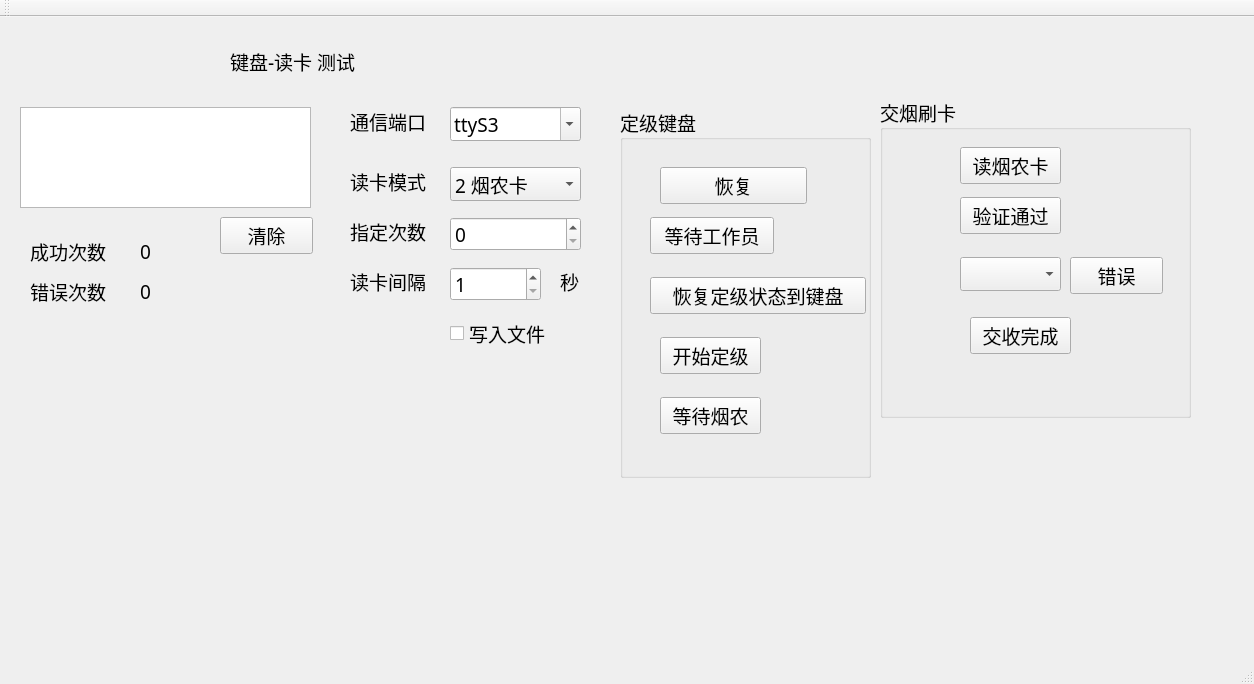
isliulin/QT43, file kbd-card/mainwindow.ui: the form before one commit.
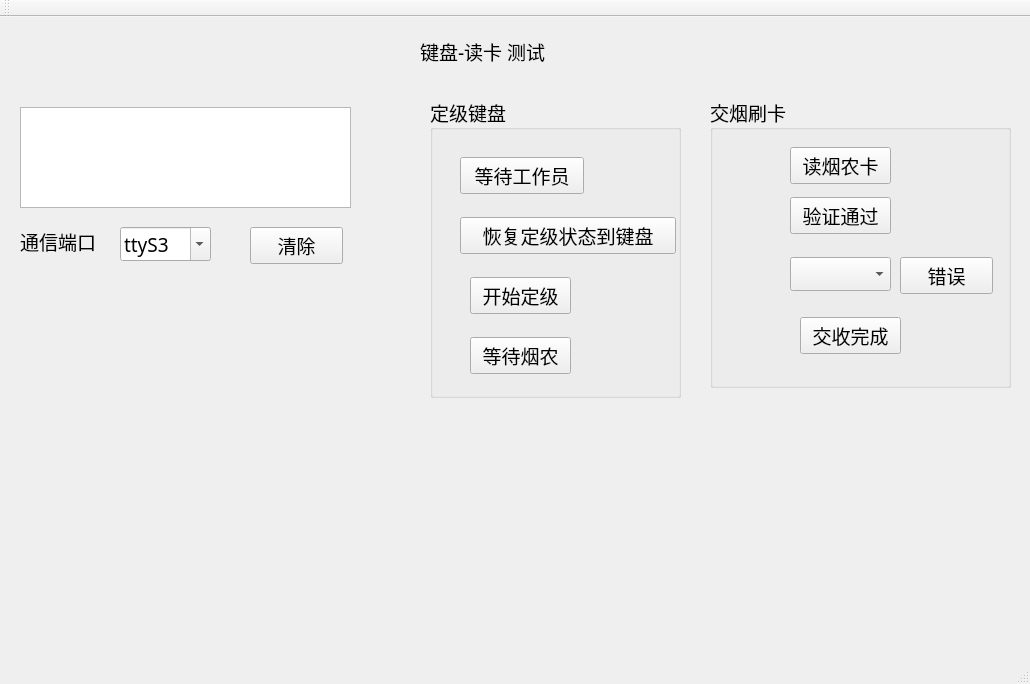
The form after the commit.

The edit to the form file:
```diff
--- a/kbd-card/mainwindow.ui
+++ b/kbd-card/mainwindow.ui
@@ -6,7 +6,7 @@
    <rect>
     <x>0</x>
     <y>0</y>
-    <width>1254</width>
+    <width>1030</width>
     <height>684</height>
    </rect>
   </property>
@@ -23,8 +23,8 @@
    <widget class="QLabel" name="label">
     <property name="geometry">
      <rect>
-      <x>230</x>
-      <y>30</y>
+      <x>420</x>
+      <y>20</y>
       <width>150</width>
       <height>28</height>
      </rect>
@@ -38,7 +38,7 @@
      <rect>
       <x>20</x>
       <y>90</y>
-      <width>291</width>
+      <width>331</width>
       <height>101</height>
      </rect>
     </property>
@@ -46,9 +46,9 @@
    <widget class="QComboBox" name="cb_tty">
     <property name="geometry">
      <rect>
-      <x>450</x>
-      <y>90</y>
-      <width>131</width>
+      <x>120</x>
+      <y>210</y>
+      <width>91</width>
       <height>34</height>
      </rect>
     </property>
@@ -61,37 +61,11 @@
      </property>
     </item>
    </widget>
-   <widget class="QLabel" name="label_2">
-    <property name="geometry">
-     <rect>
-      <x>30</x>
-      <y>260</y>
-      <width>92</width>
-      <height>28</height>
-     </rect>
-    </property>
-    <property name="text">
-     <string>错误次数</string>
-    </property>
-   </widget>
-   <widget class="QLabel" name="lb_errcnt">
-    <property name="geometry">
-     <rect>
-      <x>140</x>
-      <y>260</y>
-      <width>62</width>
-      <height>28</height>
-     </rect>
-    </property>
-    <property name="text">
-     <string>0</string>
-    </property>
-   </widget>
    <widget class="QLabel" name="label_3">
     <property name="geometry">
      <rect>
-      <x>350</x>
-      <y>90</y>
+      <x>20</x>
+      <y>210</y>
       <width>92</width>
       <height>28</height>
      </rect>
@@ -100,54 +74,11 @@
      <string>通信端口</string>
     </property>
    </widget>
-   <widget class="QLabel" name="label_4">
-    <property name="geometry">
-     <rect>
-      <x>350</x>
-      <y>150</y>
-      <width>92</width>
-      <height>28</height>
-     </rect>
-    </property>
-    <property name="text">
-     <string>读卡模式</string>
-    </property>
-   </widget>
-   <widget class="QComboBox" name="cb_mode">
-    <property name="geometry">
-     <rect>
-      <x>450</x>
-      <y>150</y>
-      <width>131</width>
-      <height>34</height>
-     </rect>
-    </property>
-    <item>
-     <property name="text">
-      <string>2 烟农卡</string>
-     </property>
-    </item>
-    <item>
-     <property name="text">
-      <string>1 员工卡</string>
-     </property>
-    </item>
-    <item>
-     <property name="text">
-      <string>3 烟农卡(M1)</string>
-     </property>
-    </item>
-    <item>
-     <property name="text">
-      <string>4 烟农卡(CPU)</string>
-     </property>
-    </item>
-   </widget>
    <widget class="QPushButton" name="pushButton">
     <property name="geometry">
      <rect>
-      <x>220</x>
-      <y>200</y>
+      <x>250</x>
+      <y>210</y>
       <width>93</width>
       <height>37</height>
      </rect>
@@ -156,126 +87,13 @@
      <string>清除</string>
     </property>
    </widget>
-   <widget class="QLabel" name="label_5">
-    <property name="geometry">
-     <rect>
-      <x>30</x>
-      <y>220</y>
-      <width>92</width>
-      <height>28</height>
-     </rect>
-    </property>
-    <property name="text">
-     <string>成功次数</string>
-    </property>
-   </widget>
-   <widget class="QLabel" name="lb_suscnt">
-    <property name="geometry">
-     <rect>
-      <x>140</x>
-      <y>220</y>
-      <width>62</width>
-      <height>28</height>
-     </rect>
-    </property>
-    <property name="text">
-     <string>0</string>
-    </property>
-   </widget>
-   <widget class="QLabel" name="label_6">
-    <property name="geometry">
-     <rect>
-      <x>350</x>
-      <y>200</y>
-      <width>92</width>
-      <height>28</height>
-     </rect>
-    </property>
-    <property name="text">
-     <string>指定次数</string>
-    </property>
-   </widget>
-   <widget class="QLabel" name="label_7">
-    <property name="geometry">
-     <rect>
-      <x>350</x>
-      <y>250</y>
-      <width>92</width>
-      <height>28</height>
-     </rect>
-    </property>
-    <property name="text">
-     <string>读卡间隔</string>
-    </property>
-   </widget>
-   <widget class="QSpinBox" name="sb_cnt">
-    <property name="geometry">
-     <rect>
-      <x>450</x>
-      <y>200</y>
-      <width>131</width>
-      <height>34</height>
-     </rect>
-    </property>
-    <property name="toolTip">
-     <string>&lt;html&gt;&lt;head/&gt;&lt;body&gt;&lt;p&gt;0不限制次数&lt;/p&gt;&lt;/body&gt;&lt;/html&gt;</string>
-    </property>
-    <property name="maximum">
-     <number>10000</number>
-    </property>
-   </widget>
-   <widget class="QSpinBox" name="sb_ival">
-    <property name="geometry">
-     <rect>
-      <x>450</x>
-      <y>250</y>
-      <width>91</width>
-      <height>34</height>
-     </rect>
-    </property>
-    <property name="minimum">
-     <number>1</number>
-    </property>
-    <property name="maximum">
-     <number>10</number>
-    </property>
-    <property name="value">
-     <number>1</number>
-    </property>
-   </widget>
-   <widget class="QLabel" name="label_8">
-    <property name="geometry">
-     <rect>
-      <x>560</x>
-      <y>250</y>
-      <width>23</width>
-      <height>28</height>
-     </rect>
-    </property>
-    <property name="text">
-     <string>秒</string>
-    </property>
-   </widget>
-   <widget class="QCheckBox" name="cb_file">
-    <property name="geometry">
-     <rect>
-      <x>450</x>
-      <y>300</y>
-      <width>119</width>
-      <height>32</height>
-     </rect>
-    </property>
-    <property name="text">
-     <string>写入文件</string>
-    </property>
-   </widget>
    <widget class="QGroupBox" name="groupBox">
     <property name="geometry">
      <rect>
-      <x>880</x>
+      <x>710</x>
       <y>80</y>
-      <width>311</width>
-      <height>321</height>
+      <width>301</width>
+      <height>291</height>
      </rect>
     </property>
     <property name="title">
@@ -347,33 +165,20 @@
    <widget class="QGroupBox" name="groupBox_2">
     <property name="geometry">
      <rect>
-      <x>620</x>
-      <y>90</y>
+      <x>430</x>
+      <y>80</y>
       <width>251</width>
-      <height>371</height>
+      <height>301</height>
      </rect>
     </property>
     <property name="title">
      <string>定级键盘</string>
     </property>
-    <widget class="QPushButton" name="pushButton_4">
-     <property name="geometry">
-      <rect>
-       <x>40</x>
-       <y>60</y>
-       <width>147</width>
-       <height>37</height>
-      </rect>
-     </property>
-     <property name="text">
-      <string>恢复</string>
-     </property>
-    </widget>
     <widget class="QPushButton" name="pushButton_3">
      <property name="geometry">
       <rect>
        <x>30</x>
-       <y>110</y>
+       <y>60</y>
        <width>124</width>
        <height>37</height>
       </rect>
@@ -386,7 +191,7 @@
      <property name="geometry">
       <rect>
        <x>30</x>
-       <y>170</y>
+       <y>120</y>
        <width>216</width>
        <height>37</height>
       </rect>
@@ -399,7 +204,7 @@
      <property name="geometry">
       <rect>
        <x>40</x>
-       <y>230</y>
+       <y>180</y>
        <width>101</width>
        <height>37</height>
       </rect>
@@ -412,7 +217,7 @@
      <property name="geometry">
       <rect>
        <x>40</x>
-       <y>290</y>
+       <y>240</y>
        <width>101</width>
        <height>37</height>
       </rect>
```
Left out of the diff: 2 changed lines with no effect on the pictures.
